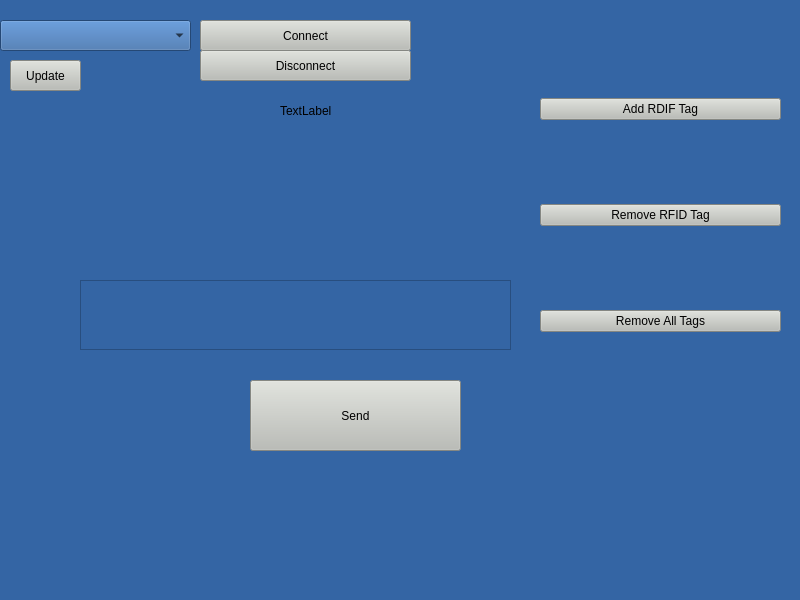
Qt form RFID_tag-main/mainwindow.ui (frt3878/rfid) before a commit.
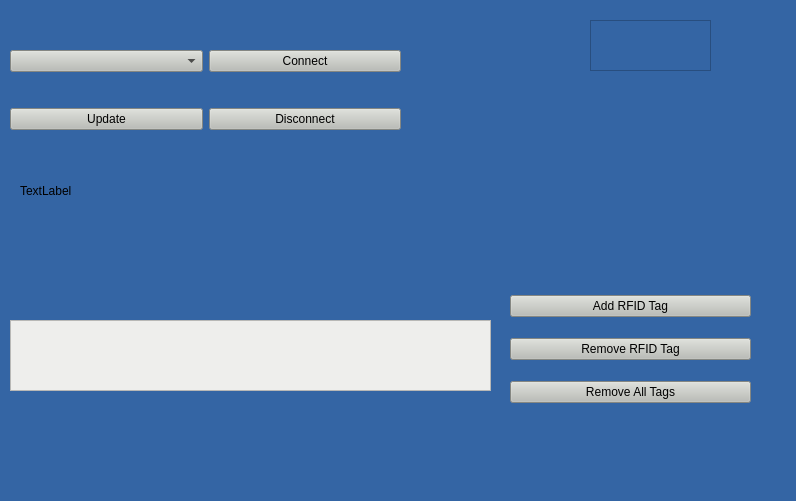
The same form after that commit. Icons and pictures are not drawn.

Commit message: arayüze logo eklendi ve başlık değiştirildi

What changed in the file:
```diff
--- a/RFID_tag-main/mainwindow.ui
+++ b/RFID_tag-main/mainwindow.ui
@@ -6,10 +6,16 @@
    <rect>
     <x>0</x>
     <y>0</y>
-    <width>800</width>
-    <height>600</height>
+    <width>796</width>
+    <height>501</height>
    </rect>
   </property>
+  <property name="minimumSize">
+   <size>
+    <width>796</width>
+    <height>0</height>
+   </size>
+  </property>
   <property name="windowTitle">
    <string>MainWindow</string>
   </property>
@@ -20,10 +26,10 @@
    <widget class="QWidget" name="verticalLayoutWidget">
     <property name="geometry">
      <rect>
-      <x>540</x>
-      <y>20</y>
+      <x>510</x>
+      <y>280</y>
       <width>241</width>
-      <height>391</height>
+      <height>141</height>
      </rect>
     </property>
     <layout class="QVBoxLayout" name="verticalLayout">
@@ -33,7 +39,7 @@
         <string notr="true">background-color: rgb(186, 189, 182);</string>
        </property>
        <property name="text">
-        <string>Add RDIF Tag</string>
+        <string>Add RFID Tag</string>
        </property>
       </widget>
      </item>
@@ -59,79 +65,24 @@
      </item>
     </layout>
    </widget>
-   <widget class="QPushButton" name="send">
-    <property name="geometry">
-     <rect>
-      <x>250</x>
-      <y>380</y>
-      <width>211</width>
-      <height>71</height>
-     </rect>
-    </property>
-    <property name="styleSheet">
-     <string notr="true">background-color: rgb(186, 189, 182);</string>
-    </property>
-    <property name="text">
-     <string>Send</string>
-    </property>
-   </widget>
    <widget class="QTextEdit" name="rfiddata">
     <property name="geometry">
      <rect>
-      <x>80</x>
-      <y>280</y>
-      <width>431</width>
-      <height>70</height>
-     </rect>
-    </property>
-   </widget>
-   <widget class="QComboBox" name="comPortBox">
-    <property name="geometry">
-     <rect>
-      <x>0</x>
-      <y>20</y>
-      <width>191</width>
-      <height>31</height>
-     </rect>
-    </property>
-   </widget>
-   <widget class="QPushButton" name="update">
-    <property name="geometry">
-     <rect>
       <x>10</x>
-      <y>60</y>
-      <width>71</width>
-      <height>31</height>
+      <y>320</y>
+      <width>481</width>
+      <height>71</height>
      </rect>
     </property>
     <property name="styleSheet">
-     <string notr="true">background-color: rgb(186, 189, 182);</string>
-    </property>
-    <property name="text">
-     <string>Update</string>
-    </property>
-   </widget>
-   <widget class="QPushButton" name="connect">
-    <property name="geometry">
-     <rect>
-      <x>200</x>
-      <y>20</y>
-      <width>211</width>
-      <height>31</height>
-     </rect>
-    </property>
-    <property name="styleSheet">
-     <string notr="true">background-color: rgb(186, 189, 182);</string>
-    </property>
-    <property name="text">
-     <string>Connect</string>
+     <string notr="true">background-color: rgb(238, 238, 236);</string>
     </property>
    </widget>
    <widget class="QLabel" name="label">
     <property name="geometry">
      <rect>
-      <x>280</x>
-      <y>100</y>
+      <x>20</x>
+      <y>180</y>
       <width>171</width>
       <height>21</height>
      </rect>
@@ -140,21 +91,74 @@
      <string>TextLabel</string>
     </property>
    </widget>
-   <widget class="QPushButton" name="disconnect">
+   <widget class="QFrame" name="frame">
     <property name="geometry">
      <rect>
-      <x>200</x>
-      <y>50</y>
-      <width>211</width>
-      <height>31</height>
+      <x>590</x>
+      <y>20</y>
+      <width>121</width>
+      <height>51</height>
      </rect>
     </property>
     <property name="styleSheet">
-     <string notr="true">background-color: rgb(186, 189, 182);</string>
+     <string notr="true">background-image: url(:/new/p1/Logos/logo_mobil-1.png);</string>
     </property>
-    <property name="text">
-     <string>Disconnect</string>
+    <property name="frameShape">
+     <enum>QFrame::StyledPanel</enum>
     </property>
+    <property name="frameShadow">
+     <enum>QFrame::Raised</enum>
+    </property>
+   </widget>
+   <widget class="QWidget" name="gridLayoutWidget">
+    <property name="geometry">
+     <rect>
+      <x>10</x>
+      <y>20</y>
+      <width>391</width>
+      <height>141</height>
+     </rect>
+    </property>
+    <layout class="QGridLayout" name="gridLayout">
+     <item row="0" column="0">
+      <widget class="QComboBox" name="comPortBox">
+       <property name="styleSheet">
+        <string notr="true">
+background-color: rgb(186, 189, 182);</string>
+       </property>
+      </widget>
+     </item>
+     <item row="0" column="1">
+      <widget class="QPushButton" name="connect">
+       <property name="styleSheet">
+        <string notr="true">background-color: rgb(186, 189, 182);</string>
+       </property>
+       <property name="text">
+        <string>Connect</string>
+       </property>
+      </widget>
+     </item>
+     <item row="1" column="1">
+      <widget class="QPushButton" name="disconnect">
+       <property name="styleSheet">
+        <string notr="true">background-color: rgb(186, 189, 182);</string>
+       </property>
+       <property name="text">
+        <string>Disconnect</string>
+       </property>
+      </widget>
+     </item>
+     <item row="1" column="0">
+      <widget class="QPushButton" name="update">
+       <property name="styleSheet">
+        <string notr="true">background-color: rgb(186, 189, 182);</string>
+       </property>
+       <property name="text">
+        <string>Update</string>
+       </property>
+      </widget>
+     </item>
+    </layout>
    </widget>
   </widget>
   <widget class="QStatusBar" name="statusbar"/>
```
Left out of the diff: 6 changed lines with no effect on the pictures. The commit also changes 415 other files.
